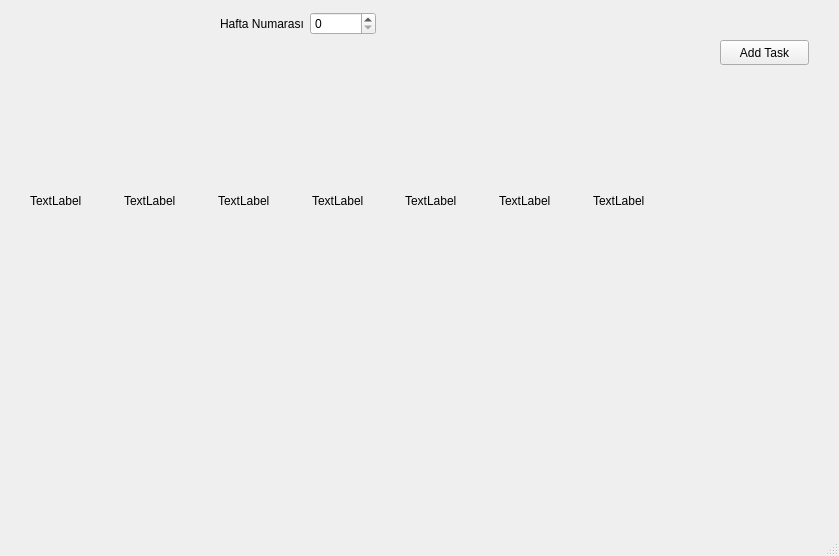
The window that mainwindow.ui (fatihsezgin/WeeklySchedule) describes before a commit, drawn with Qt 5.
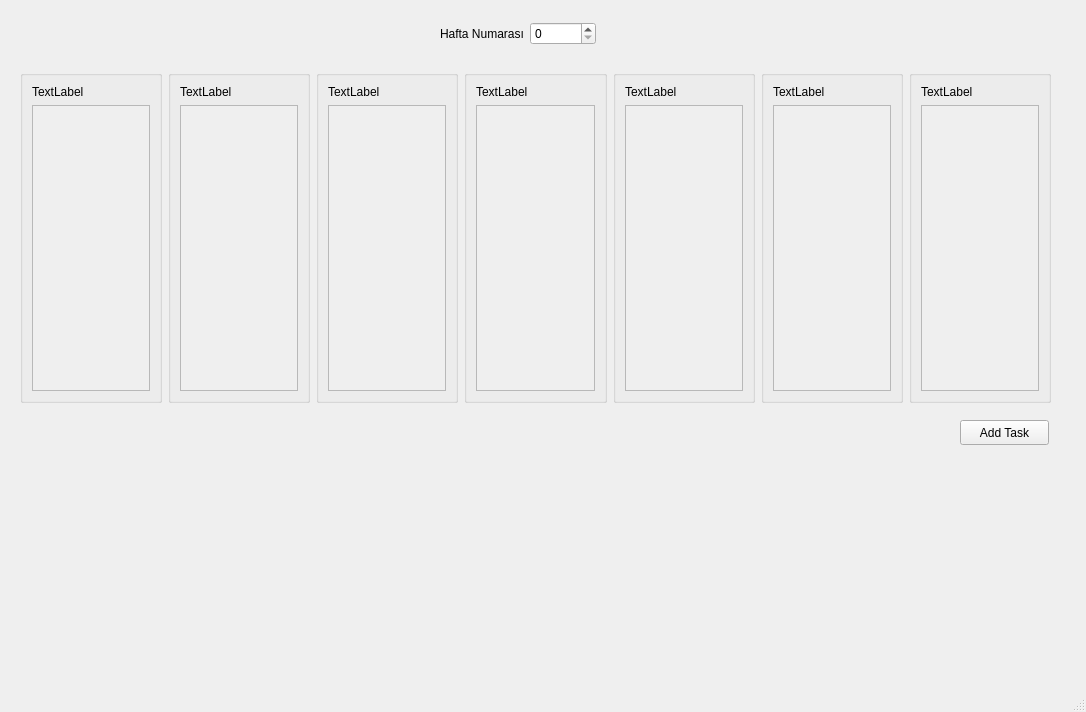
The same window after the commit.

```diff
--- a/mainwindow.ui
+++ b/mainwindow.ui
@@ -6,8 +6,8 @@
    <rect>
     <x>0</x>
     <y>0</y>
-    <width>839</width>
-    <height>556</height>
+    <width>1086</width>
+    <height>712</height>
    </rect>
   </property>
   <property name="windowTitle">
@@ -17,102 +17,13 @@
    <widget class="QWidget" name="horizontalLayoutWidget">
     <property name="geometry">
      <rect>
-      <x>30</x>
-      <y>40</y>
-      <width>651</width>
-      <height>321</height>
-     </rect>
-    </property>
-    <layout class="QHBoxLayout" name="horizontalLayout">
-     <item>
-      <layout class="QHBoxLayout" name="firstHorizontal">
-       <item>
-        <widget class="QLabel" name="firstDay">
-         <property name="text">
-          <string>TextLabel</string>
-         </property>
-        </widget>
-       </item>
-      </layout>
-     </item>
-     <item>
-      <layout class="QHBoxLayout" name="secondHorizontal">
-       <item>
-        <widget class="QLabel" name="secondDay">
-         <property name="text">
-          <string>TextLabel</string>
-         </property>
-        </widget>
-       </item>
-      </layout>
-     </item>
-     <item>
-      <layout class="QHBoxLayout" name="thirdHorizontal">
-       <item>
-        <widget class="QLabel" name="thirdDay">
-         <property name="text">
-          <string>TextLabel</string>
-         </property>
-        </widget>
-       </item>
-      </layout>
-     </item>
-     <item>
-      <layout class="QHBoxLayout" name="fourthHorizontal">
-       <item>
-        <widget class="QLabel" name="fourthDay">
-         <property name="text">
-          <string>TextLabel</string>
-         </property>
-        </widget>
-       </item>
-      </layout>
-     </item>
-     <item>
-      <layout class="QHBoxLayout" name="fifthHorizontal">
-       <item>
-        <widget class="QLabel" name="fifthDay">
-         <property name="text">
-          <string>TextLabel</string>
-         </property>
-        </widget>
-       </item>
-      </layout>
-     </item>
-     <item>
-      <layout class="QHBoxLayout" name="sixthHorizontal">
-       <item>
-        <widget class="QLabel" name="sixthDay">
-         <property name="text">
-          <string>TextLabel</string>
-         </property>
-        </widget>
-       </item>
-      </layout>
-     </item>
-     <item>
-      <layout class="QHBoxLayout" name="seventhHorizontal">
-       <item>
-        <widget class="QLabel" name="seventhDay">
-         <property name="text">
-          <string>TextLabel</string>
-         </property>
-        </widget>
-       </item>
-      </layout>
-     </item>
-    </layout>
-   </widget>
-   <widget class="QWidget" name="layoutWidget">
-    <property name="geometry">
-     <rect>
-      <x>220</x>
-      <y>10</y>
+      <x>440</x>
+      <y>20</y>
       <width>156</width>
       <height>28</height>
      </rect>
     </property>
-    <layout class="QHBoxLayout" name="horizontalLayout_9">
+    <layout class="QHBoxLayout" name="weekNumberHori">
      <item>
       <widget class="QLabel" name="label_8">
        <property name="text">
@@ -135,8 +46,8 @@
    <widget class="QPushButton" name="BtAddTask">
     <property name="geometry">
      <rect>
-      <x>720</x>
-      <y>40</y>
+      <x>960</x>
+      <y>420</y>
       <width>89</width>
       <height>25</height>
      </rect>
@@ -145,6 +56,312 @@
      <string>Add Task</string>
     </property>
    </widget>
+   <widget class="QWidget" name="">
+    <property name="geometry">
+     <rect>
+      <x>20</x>
+      <y>70</y>
+      <width>1031</width>
+      <height>333</height>
+     </rect>
+    </property>
+    <layout class="QHBoxLayout" name="horizontalLayout">
+     <item>
+      <widget class="QGroupBox" name="firstGroup">
+       <property name="title">
+        <string/>
+       </property>
+       <layout class="QGridLayout" name="gridLayout">
+        <item row="2" column="0">
+         <widget class="QScrollArea" name="scrollArea1">
+          <property name="widgetResizable">
+           <bool>true</bool>
+          </property>
+          <widget class="QWidget" name="scrollContents1">
+           <property name="geometry">
+            <rect>
+             <x>0</x>
+             <y>0</y>
+             <width>116</width>
+             <height>262</height>
+            </rect>
+           </property>
+           <layout class="QGridLayout" name="gridLayout_2">
+            <item row="0" column="1">
+             <layout class="QVBoxLayout" name="firstVbox">
+              <property name="spacing">
+               <number>1</number>
+              </property>
+             </layout>
+            </item>
+           </layout>
+          </widget>
+         </widget>
+        </item>
+        <item row="1" column="0">
+         <widget class="QLabel" name="firstDay">
+          <property name="text">
+           <string>TextLabel</string>
+          </property>
+         </widget>
+        </item>
+       </layout>
+      </widget>
+     </item>
+     <item>
+      <widget class="QGroupBox" name="secondGroup">
+       <property name="title">
+        <string/>
+       </property>
+       <layout class="QGridLayout" name="gridLayout_15">
+        <item row="1" column="0">
+         <widget class="QScrollArea" name="scrollArea2">
+          <property name="widgetResizable">
+           <bool>true</bool>
+          </property>
+          <widget class="QWidget" name="scrollContents2">
+           <property name="geometry">
+            <rect>
+             <x>0</x>
+             <y>0</y>
+             <width>116</width>
+             <height>262</height>
+            </rect>
+           </property>
+           <layout class="QGridLayout" name="gridLayout_16">
+            <item row="0" column="0">
+             <layout class="QVBoxLayout" name="secondVbox">
+              <property name="spacing">
+               <number>1</number>
+              </property>
+             </layout>
+            </item>
+           </layout>
+          </widget>
+         </widget>
+        </item>
+        <item row="0" column="0">
+         <widget class="QLabel" name="secondDay">
+          <property name="text">
+           <string>TextLabel</string>
+          </property>
+         </widget>
+        </item>
+       </layout>
+      </widget>
+     </item>
+     <item>
+      <widget class="QGroupBox" name="thirdGroup">
+       <property name="title">
+        <string/>
+       </property>
+       <layout class="QGridLayout" name="gridLayout_3">
+        <item row="1" column="0">
+         <widget class="QScrollArea" name="scrollArea3">
+          <property name="widgetResizable">
+           <bool>true</bool>
+          </property>
+          <widget class="QWidget" name="scrollContents3">
+           <property name="geometry">
+            <rect>
+             <x>0</x>
+             <y>0</y>
+             <width>116</width>
+             <height>262</height>
+            </rect>
+           </property>
+           <layout class="QGridLayout" name="gridLayout_4">
+            <item row="0" column="0">
+             <layout class="QVBoxLayout" name="thirdVbox">
+              <property name="spacing">
+               <number>1</number>
+              </property>
+             </layout>
+            </item>
+           </layout>
+          </widget>
+         </widget>
+        </item>
+        <item row="0" column="0">
+         <widget class="QLabel" name="thirdDay">
+          <property name="text">
+           <string>TextLabel</string>
+          </property>
+         </widget>
+        </item>
+       </layout>
+      </widget>
+     </item>
+     <item>
+      <widget class="QGroupBox" name="fourthGroup">
+       <property name="title">
+        <string/>
+       </property>
+       <layout class="QGridLayout" name="gridLayout_5">
+        <item row="1" column="0">
+         <widget class="QLabel" name="fourthDay">
+          <property name="text">
+           <string>TextLabel</string>
+          </property>
+         </widget>
+        </item>
+        <item row="2" column="0">
+         <widget class="QScrollArea" name="scrollArea4">
+          <property name="widgetResizable">
+           <bool>true</bool>
+          </property>
+          <widget class="QWidget" name="scrollContents4">
+           <property name="geometry">
+            <rect>
+             <x>0</x>
+             <y>0</y>
+             <width>115</width>
+             <height>262</height>
+            </rect>
+           </property>
+           <layout class="QGridLayout" name="gridLayout_6">
+            <item row="0" column="0">
+             <layout class="QVBoxLayout" name="fourthVbox">
+              <property name="spacing">
+               <number>1</number>
+              </property>
+             </layout>
+            </item>
+           </layout>
+          </widget>
+         </widget>
+        </item>
+       </layout>
+      </widget>
+     </item>
+     <item>
+      <widget class="QGroupBox" name="fifthGroup">
+       <property name="title">
+        <string/>
+       </property>
+       <layout class="QGridLayout" name="gridLayout_13">
+        <item row="1" column="0">
+         <widget class="QScrollArea" name="scrollArea5">
+          <property name="widgetResizable">
+           <bool>true</bool>
+          </property>
+          <widget class="QWidget" name="scrollContents5">
+           <property name="geometry">
+            <rect>
+             <x>0</x>
+             <y>0</y>
+             <width>116</width>
+             <height>262</height>
+            </rect>
+           </property>
+           <layout class="QGridLayout" name="gridLayout_14">
+            <item row="0" column="0">
+             <layout class="QVBoxLayout" name="fifthVbox">
+              <property name="spacing">
+               <number>1</number>
+              </property>
+             </layout>
+            </item>
+           </layout>
+          </widget>
+         </widget>
+        </item>
+        <item row="0" column="0">
+         <widget class="QLabel" name="fifthDay">
+          <property name="text">
+           <string>TextLabel</string>
+          </property>
+         </widget>
+        </item>
+       </layout>
+      </widget>
+     </item>
+     <item>
+      <widget class="QGroupBox" name="sixthGroup">
+       <property name="title">
+        <string/>
+       </property>
+       <layout class="QGridLayout" name="gridLayout_9">
+        <item row="1" column="0">
+         <widget class="QScrollArea" name="scrollArea6">
+          <property name="widgetResizable">
+           <bool>true</bool>
+          </property>
+          <widget class="QWidget" name="scrollContents6">
+           <property name="geometry">
+            <rect>
+             <x>0</x>
+             <y>0</y>
+             <width>116</width>
+             <height>262</height>
+            </rect>
+           </property>
+           <layout class="QGridLayout" name="gridLayout_10">
+            <item row="0" column="1">
+             <layout class="QVBoxLayout" name="sixthVbox">
+              <property name="spacing">
+               <number>1</number>
+              </property>
+             </layout>
+            </item>
+           </layout>
+          </widget>
+         </widget>
+        </item>
+        <item row="0" column="0">
+         <widget class="QLabel" name="sixthDay">
+          <property name="text">
+           <string>TextLabel</string>
+          </property>
+         </widget>
+        </item>
+       </layout>
+      </widget>
+     </item>
+     <item>
+      <widget class="QGroupBox" name="seventhGroup">
+       <property name="title">
+        <string/>
+       </property>
+       <layout class="QGridLayout" name="gridLayout_7">
+        <item row="2" column="0">
+         <widget class="QScrollArea" name="scrollArea7">
+          <property name="widgetResizable">
+           <bool>true</bool>
+          </property>
+          <widget class="QWidget" name="scrollContents7">
+           <property name="geometry">
+            <rect>
+             <x>0</x>
+             <y>0</y>
+             <width>116</width>
+             <height>262</height>
+            </rect>
+           </property>
+           <layout class="QGridLayout" name="gridLayout_8">
+            <item row="0" column="0">
+             <layout class="QVBoxLayout" name="seventhVbox">
+              <property name="spacing">
+               <number>1</number>
+              </property>
+             </layout>
+            </item>
+           </layout>
+          </widget>
+         </widget>
+        </item>
+        <item row="1" column="0">
+         <widget class="QLabel" name="seventhDay">
+          <property name="text">
+           <string>TextLabel</string>
+          </property>
+         </widget>
+        </item>
+       </layout>
+      </widget>
+     </item>
+    </layout>
+   </widget>
   </widget>
   <widget class="QMenuBar" name="menubar">
    <property name="geometry">
```
Left out of the diff: 4 changed lines with no effect on the pictures.
